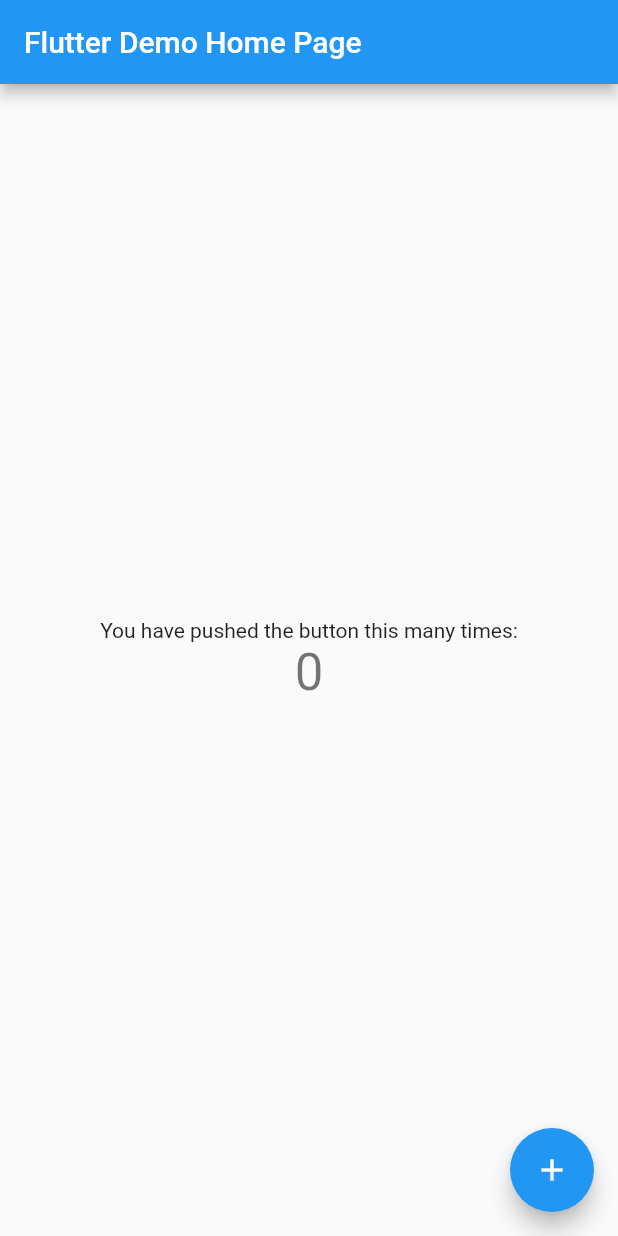
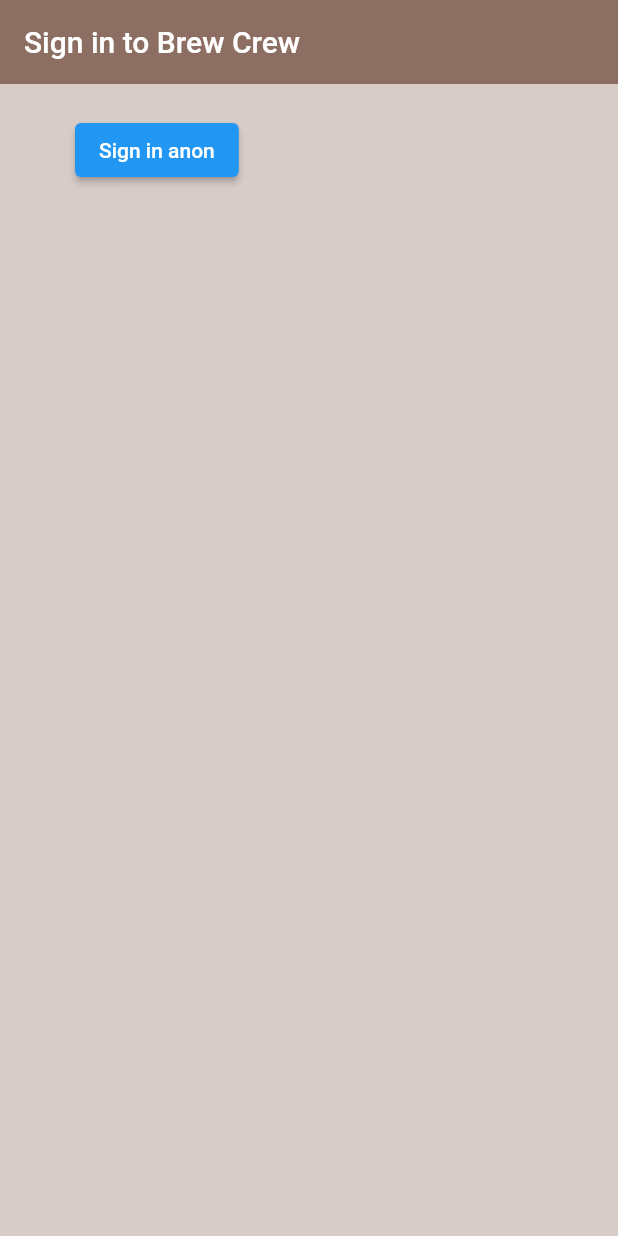
Before and after one commit to n4ff4h/brew_crew, a Flutter app: the screen it shows after launch, on a phone screen of 412 x 824 dp. Run offline on Flutter 3.47's test engine with Material 2 defaults, Android fonts, the phone set to English and light mode, and no system bars; our stand-ins replace firebase_auth, firebase_core; accounts and stored records are empty.

Commit message:
Implement anonymous sign in and sign out

```diff
--- a/lib/main.dart
+++ b/lib/main.dart
@@ -1,6 +1,15 @@
+import 'package:brew_crew/models/user.dart';
+import 'package:brew_crew/screens/wrapper.dart';
+import 'package:brew_crew/services/auth.dart';
+import 'package:firebase_core/firebase_core.dart';
 import 'package:flutter/material.dart';
+import 'package:provider/provider.dart';
 
-void main() {
+void main() async {
+  // Initialize Firebase
+  WidgetsFlutterBinding.ensureInitialized();
+  await Firebase.initializeApp();
+
   runApp(const MyApp());
 }
 
@@ -10,106 +19,14 @@ class MyApp extends StatelessWidget {
   // This widget is the root of your application.
   @override
   Widget build(BuildContext context) {
-    return MaterialApp(
-      title: 'Flutter Demo',
-      theme: ThemeData(
-        // This is the theme of your application.
-        //
-        // Try running your application with "flutter run". You'll see the
-        // application has a blue toolbar. Then, without quitting the app, try
-        // changing the primarySwatch below to Colors.green and then invoke
-        // "hot reload" (press "r" in the console where you ran "flutter run",
-        // or simply save your changes to "hot reload" in a Flutter IDE).
-        // Notice that the counter didn't reset back to zero; the application
-        // is not restarted.
-        primarySwatch: Colors.blue,
+    // Actively listen to auth change stream
+    return StreamProvider<MyUser?>.value(
+      initialData: null,
+      // Stream we listen to(ie: auth change stream)
+      value: AuthService().user,
+      child: const MaterialApp(
+        home: Wrapper(),
       ),
-      home: const MyHomePage(title: 'Flutter Demo Home Page'),
     );
   }
 }
-
-class MyHomePage extends StatefulWidget {
-  const MyHomePage({Key? key, required this.title}) : super(key: key);
-
-  // This widget is the home page of your application. It is stateful, meaning
-  // that it has a State object (defined below) that contains fields that affect
-  // how it looks.
-
-  // This class is the configuration for the state. It holds the values (in this
-  // case the title) provided by the parent (in this case the App widget) and
-  // used by the build method of the State. Fields in a Widget subclass are
-  // always marked "final".
-
-  final String title;
-
-  @override
-  State<MyHomePage> createState() => _MyHomePageState();
-}
-
-class _MyHomePageState extends State<MyHomePage> {
-  int _counter = 0;
-
-  void _incrementCounter() {
-    setState(() {
-      // This call to setState tells the Flutter framework that something has
-      // changed in this State, which causes it to rerun the build method below
-      // so that the display can reflect the updated values. If we changed
-      // _counter without calling setState(), then the build method would not be
-      // called again, and so nothing would appear to happen.
-      _counter++;
-    });
-  }
-
-  @override
-  Widget build(BuildContext context) {
-    // This method is rerun every time setState is called, for instance as done
-    // by the _incrementCounter method above.
-    //
-    // The Flutter framework has been optimized to make rerunning build methods
-    // fast, so that you can just rebuild anything that needs updating rather
-    // than having to individually change instances of widgets.
-    return Scaffold(
-      appBar: AppBar(
-        // Here we take the value from the MyHomePage object that was created by
-        // the App.build method, and use it to set our appbar title.
-        title: Text(widget.title),
-      ),
-      body: Center(
-        // Center is a layout widget. It takes a single child and positions it
-        // in the middle of the parent.
-        child: Column(
-          // Column is also a layout widget. It takes a list of children and
-          // arranges them vertically. By default, it sizes itself to fit its
-          // children horizontally, and tries to be as tall as its parent.
-          //
-          // Invoke "debug painting" (press "p" in the console, choose the
-          // "Toggle Debug Paint" action from the Flutter Inspector in Android
-          // Studio, or the "Toggle Debug Paint" command in Visual Studio Code)
-          // to see the wireframe for each widget.
-          //
-          // Column has various properties to control how it sizes itself and
-          // how it positions its children. Here we use mainAxisAlignment to
-          // center the children vertically; the main axis here is the vertical
-          // axis because Columns are vertical (the cross axis would be
-          // horizontal).
-          mainAxisAlignment: MainAxisAlignment.center,
-          children: <Widget>[
-            const Text(
-              'You have pushed the button this many times:',
-            ),
-            Text(
-              '$_counter',
-              style: Theme.of(context).textTheme.headline4,
-            ),
-          ],
-        ),
-      ),
-      floatingActionButton: FloatingActionButton(
-        onPressed: _incrementCounter,
-        tooltip: 'Increment',
-        child: const Icon(Icons.add),
-      ), // This trailing comma makes auto-formatting nicer for build methods.
-    );
-  }
-}
--- /dev/null
+++ b/lib/models/user.dart
@@ -0,0 +1,6 @@
+class MyUser {
+  final String uid;
+
+  // Constructor
+  MyUser({required this.uid}); // uid from Firebase user
+}
--- /dev/null
+++ b/lib/screens/authenticate/authenticate.dart
@@ -0,0 +1,16 @@
+import 'package:brew_crew/screens/authenticate/sign_in.dart';
+import 'package:flutter/material.dart';
+
+class Authenticate extends StatefulWidget {
+  const Authenticate({Key? key}) : super(key: key);
+
+  @override
+  State<Authenticate> createState() => _AuthenticateState();
+}
+
+class _AuthenticateState extends State<Authenticate> {
+  @override
+  Widget build(BuildContext context) {
+    return const SignIn();
+  }
+}
--- /dev/null
+++ b/lib/screens/authenticate/sign_in.dart
@@ -0,0 +1,50 @@
+import 'package:brew_crew/services/auth.dart';
+import 'package:flutter/foundation.dart';
+import 'package:flutter/material.dart';
+
+class SignIn extends StatefulWidget {
+  const SignIn({Key? key}) : super(key: key);
+
+  @override
+  State<SignIn> createState() => _SignInState();
+}
+
+class _SignInState extends State<SignIn> {
+  final AuthService _auth = AuthService();
+
+  @override
+  Widget build(BuildContext context) {
+    return Scaffold(
+      backgroundColor: Colors.brown[100],
+      appBar: AppBar(
+        backgroundColor: Colors.brown[400],
+        elevation: 0,
+        title: const Text('Sign in to Brew Crew'),
+      ),
+      body: Container(
+        padding: const EdgeInsets.symmetric(
+          vertical: 20.0,
+          horizontal: 50.0,
+        ),
+        child: ElevatedButton(
+          onPressed: () async {
+            // return null if auth failed
+            dynamic result = await _auth.signInAnon();
+
+            if (result == null) {
+              if (kDebugMode) {
+                print('Error signing in!');
+              }
+            } else {
+              if (kDebugMode) {
+                print('Signed in successfully!');
+                print(result.uid);
+              }
+            }
+          },
+          child: const Text('Sign in anon'),
+        ),
+      ),
+    );
+  }
+}
--- /dev/null
+++ b/lib/screens/wrapper.dart
@@ -0,0 +1,24 @@
+import 'package:brew_crew/models/user.dart';
+import 'package:brew_crew/screens/authenticate/authenticate.dart';
+import 'package:brew_crew/screens/home/home.dart';
+import 'package:flutter/foundation.dart';
+import 'package:flutter/material.dart';
+import 'package:provider/provider.dart';
+
+class Wrapper extends StatelessWidget {
+  const Wrapper({Key? key}) : super(key: key);
+
+  @override
+  Widget build(BuildContext context) {
+    // Obtain MyUser object from auth change stream
+    // <MyUser?> specified to tell which stream we are listening to
+    final user = Provider.of<MyUser?>(context);
+
+    // return either Home or Authenticate widget
+    if (user == null) {
+      return const Authenticate();
+    } else {
+      return const Home();
+    }
+  }
+}
--- a/pubspec.yaml
+++ b/pubspec.yaml
@@ -37,6 +37,7 @@ dependencies:
   firebase_core: ^1.20.0
   firebase_auth: ^3.5.0
   cloud_firestore: ^3.4.0
+  provider: ^6.0.3
 
 dev_dependencies:
   flutter_test:
```
Also changed, not shown: lib/screens/home/home.dart (added, +36 -0 lines), lib/services/auth.dart (added, +55 -0 lines), pubspec.lock.
